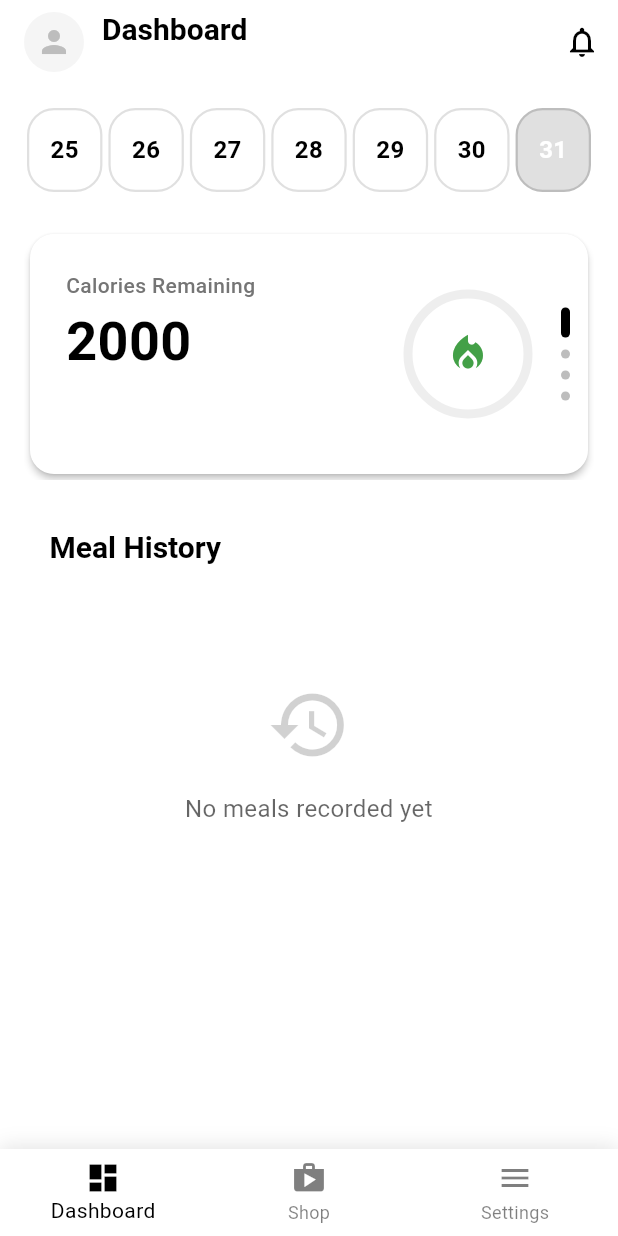
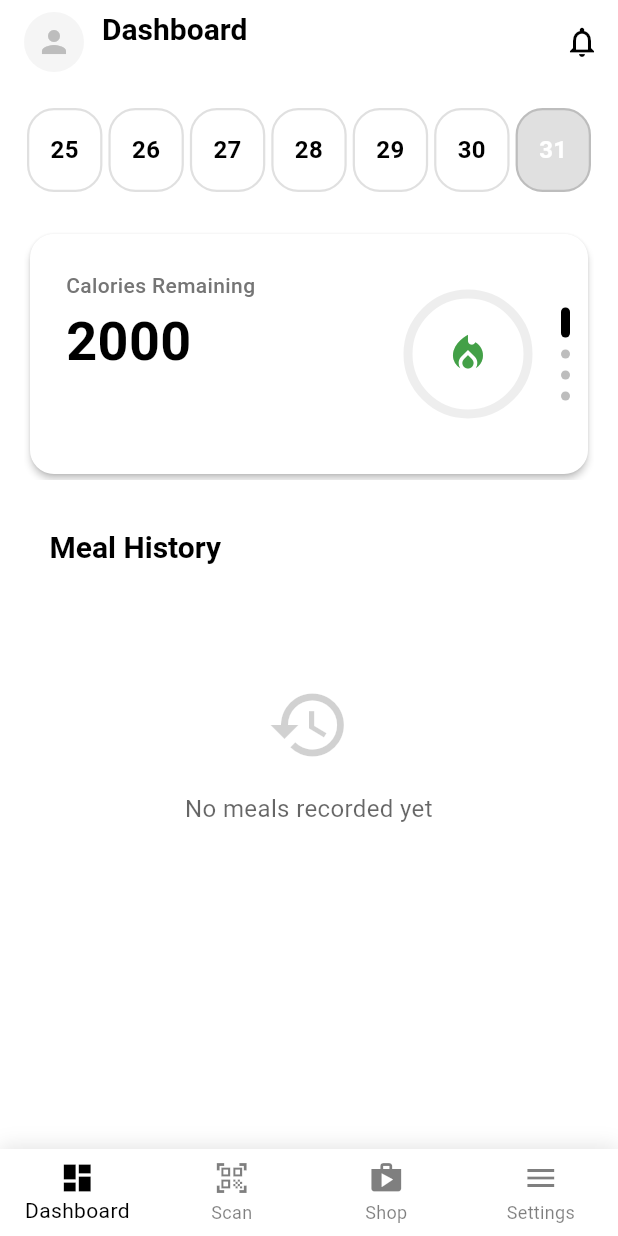
Before and after one commit to AAAxis/foodiex, a Flutter app: the MainTabScreen screen opened directly, on a phone screen of 412 x 824 dp. Run offline on Flutter 3.47's test engine with Material 3 defaults, Android fonts, the light colour scheme and no system bars; our stand-ins replace cached_network_image, camera, cloud_firestore, easy_localization, firebase_auth, firebase_core and 12 more; missing offline and left inert: health, purchases_flutter, purchases_ui_flutter; accounts and stored records are empty.

Commit message:
freesCANS

```diff
--- a/assets/translations/en.json
+++ b/assets/translations/en.json
@@ -275,6 +275,7 @@
     "goals_updated": "Goals updated successfully",
     "goals_error": "Error updating goals",
     "nav_home": "Home",
+    "analyzing": "Analyzing...",
     "nav_add": "Scan",
     "nav_roadmap": "Roadmap",
     "nav_settings": "Settings",
--- a/assets/translations/he.json
+++ b/assets/translations/he.json
@@ -8,6 +8,7 @@
     "enter_birth_date": "הזן את תאריך הלידה שלך",
     "select_gender": "מה המגדר שלך?",
     "select_gender_subtitle": "בחר את המגדר שלך",
+      "analyzing": "מנתח...",
     "gender_male": "זכר",
     "gender_female": "נקבה",
     "gender_other": "אחר",
--- a/assets/translations/ru.json
+++ b/assets/translations/ru.json
@@ -9,6 +9,7 @@
     "gender_female": "Женский",
     "gender_other": "Другой",
     "select_goal": "Какова ваша основная цель?",
+      "analyzing": "Анализ...",
     "select_goal_subtitle": "Выберите вашу основную цель фитнеса",
     "goal_lose_weight": "Сбросить вес",
     "goal_maintain_weight": "Поддерживать вес",
--- a/lib/dashboard/upload_history.dart
+++ b/lib/dashboard/upload_history.dart
@@ -246,7 +246,7 @@ class _MealHistoryState extends State<MealHistory> {
                                       children: [
                                         Expanded(
                                           child: Text(
-                                            'Analyzing...',
+                                            'dashboard.analyzing'.tr(),
                                             style: Theme.of(context)
                                                 .textTheme
                                                 .titleMedium
--- a/lib/dashboard/welcome_section.dart
+++ b/lib/dashboard/welcome_section.dart
@@ -64,6 +64,11 @@ class _WelcomeSectionState extends State<WelcomeSection>
     'steps': 8000,
     'sleep_hours': 7.5,
   };
+
+  // Animation flags
+  bool _hasAnimatedCalories = false;
+  bool _hasAnimatedSteps = false;
+  bool _hasAnimatedSleep = false;
 
   @override
   void initState() {
@@ -289,6 +294,16 @@ class _WelcomeSectionState extends State<WelcomeSection>
                                           subTextColor,
                                           isDark,
                                         ),
+                                        _buildMacrosCard(
+                                          widget.macros,
+                                          widget.proteinGoal,
+                                          widget.carbsGoal,
+                                          widget.fatsGoal,
+                                          cardColor,
+                                          textColor,
+                                          subTextColor,
+                                          isDark,
+                                        ),
                                         _buildStepsCard(
                                           stats['steps'] as int,
                                           cardColor,
@@ -304,16 +319,6 @@ class _WelcomeSectionState extends State<WelcomeSection>
                                               (isDark
                                                   ? Colors.grey[400]
                                                   : Colors.grey[600]),
-                                          isDark,
-                                        ),
-                                        _buildMacrosCard(
-                                          widget.macros,
-                                          widget.proteinGoal,
-                                          widget.carbsGoal,
-                                          widget.fatsGoal,
-                                          cardColor,
-                                          textColor,
-                                          subTextColor,
                                           isDark,
                                         ),
                                       ],
@@ -410,10 +415,16 @@ class _WelcomeSectionState extends State<WelcomeSection>
                     ),
                   ),
                   const SizedBox(height: 8),
-                  TweenAnimationBuilder<double>(
+                  !_hasAnimatedCalories
+                      ? TweenAnimationBuilder<double>(
                           duration: const Duration(milliseconds: 1000),
                           tween: Tween(begin: 0, end: caloriesRemaining.abs()),
                           curve: Curves.easeOutCubic,
+                          onEnd: () {
+                            setState(() {
+                              _hasAnimatedCalories = true;
+                            });
+                          },
                           builder: (context, value, child) {
                             return Text(
                               value.toStringAsFixed(0),
@@ -425,6 +436,15 @@ class _WelcomeSectionState extends State<WelcomeSection>
                               ),
                             );
                           },
+                        )
+                      : Text(
+                          caloriesRemaining.abs().toStringAsFixed(0),
+                          style: TextStyle(
+                            fontSize: 36,
+                            fontWeight: FontWeight.bold,
+                            color: textColor,
+                            height: 1.1,
+                          ),
                         ),
                 ],
               ),
@@ -540,10 +560,16 @@ class _WelcomeSectionState extends State<WelcomeSection>
                     ),
                   ),
                   const SizedBox(height: 8),
-                  TweenAnimationBuilder<int>(
+                  !_hasAnimatedSteps
+                      ? TweenAnimationBuilder<int>(
                           duration: const Duration(milliseconds: 1200),
                           tween: IntTween(begin: 0, end: steps),
                           curve: Curves.easeOutCubic,
+                          onEnd: () {
+                            setState(() {
+                              _hasAnimatedSteps = true;
+                            });
+                          },
                           builder: (context, value, child) {
                             return Text(
                               value.toString(),
@@ -555,6 +581,15 @@ class _WelcomeSectionState extends State<WelcomeSection>
                               ),
                             );
                           },
+                        )
+                      : Text(
+                          steps.toString(),
+                          style: TextStyle(
+                            fontSize: 36,
+                            fontWeight: FontWeight.bold,
+                            color: textColor,
+                            height: 1.1,
+                          ),
                         ),
                 ],
               ),
@@ -664,10 +699,16 @@ class _WelcomeSectionState extends State<WelcomeSection>
                     ),
                   ),
                   const SizedBox(height: 8),
-                  TweenAnimationBuilder<double>(
+                  !_hasAnimatedSleep
+                      ? TweenAnimationBuilder<double>(
                           duration: const Duration(milliseconds: 1400),
                           tween: Tween(begin: 0.0, end: sleepHours),
                           curve: Curves.easeOutCubic,
+                          onEnd: () {
+                            setState(() {
+                              _hasAnimatedSleep = true;
+                            });
+                          },
                           builder: (context, value, child) {
                             return Text(
                               '${value.toStringAsFixed(1)}h',
@@ -679,6 +720,15 @@ class _WelcomeSectionState extends State<WelcomeSection>
                               ),
                             );
                           },
+                        )
+                      : Text(
+                          '${sleepHours.toStringAsFixed(1)}h',
+                          style: TextStyle(
+                            fontSize: 36,
+                            fontWeight: FontWeight.bold,
+                            color: textColor,
+                            height: 1.1,
+                          ),
                         ),
                 ],
               ),
--- a/lib/main.dart
+++ b/lib/main.dart
@@ -35,15 +35,12 @@ Future<void> triggerCameraAccess(BuildContext context) async {
       final hasUsedFreeScan = await _checkIfUserHasUsedFreeScan();
       if (hasUsedFreeScan) {
         print('🔒 No active subscription and free scan already used, showing paywall...');
-
         // Check if user has used a referral code for metadata tracking
         final prefs = await SharedPreferences.getInstance();
         final hasUsedReferralCode = prefs.getBool('has_used_referral_code') ?? false;
         final referralCode = prefs.getString('referral_code') ?? 'none';
-
-        // Always show the same paywall flow regardless of referral code
-        // First try the default "Sale" offering
-        final purchased = await PaywallService.showPaywall(
+        // Show only the default paywall, no fallback
+        await PaywallService.showPaywall(
           context,
           forceCloseOnRestore: true,
           metadata: {
@@ -51,22 +48,7 @@ Future<void> triggerCameraAccess(BuildContext context) async {
             'source': 'camera_access_paywall',
           },
         );
-        if (!purchased) {
-          // User cancelled the Sale paywall, show Offer paywall as fallback
-          print('💡 User closed Sale paywall, showing Offer paywall as fallback...');
-          await PaywallService.showPaywall(
-            context,
-            offeringId: 'Offer',
-            forceCloseOnRestore: true,
-            metadata: {
-              'referral_code_used': hasUsedReferralCode ? referralCode : 'none',
-              'source': 'fallback_after_sale_paywall',
-            },
-          );
-        }
-
         // Always navigate to dashboard regardless of purchase result
-        // Add a small delay to ensure paywall is fully dismissed
         await Future.delayed(const Duration(milliseconds: 100));
         if (context.mounted) {
           Navigator.of(context).pushAndRemoveUntil(
@@ -233,7 +215,7 @@ Future<bool> _checkIfUserHasUsedFreeScan() async {
     if (user == null) {
       // If user is not logged in, check local storage for any meals
       final localMeals = await Meal.loadFromLocalStorage();
-      final hasUsedFreeScan = localMeals.isNotEmpty;
+      final hasUsedFreeScan = localMeals.length >= 2; // Allow 2 free scans by default
       print('🔍 Free scan check for non-authenticated user: hasUsed=$hasUsedFreeScan (${localMeals.length} local meals)');
       return hasUsedFreeScan;
     }
@@ -242,11 +224,11 @@ Future<bool> _checkIfUserHasUsedFreeScan() async {
     final snapshot = await FirebaseFirestore.instance
         .collection('analyzed_meals')
         .where('userId', isEqualTo: user.uid)
-        .limit(1)
+        .limit(2)
         .get();
 
-    final hasUsedFreeScan = snapshot.docs.isNotEmpty;
-    print('🔍 Free scan check for user ${user.uid}: hasUsed=$hasUsedFreeScan');
+    final hasUsedFreeScan = snapshot.docs.length >= 2; // Allow 2 free scans by default
+    print('🔍 Free scan check for user ${user.uid}: hasUsed=$hasUsedFreeScan (${snapshot.docs.length} meals)');
     return hasUsedFreeScan;
   } catch (e) {
     print('❌ Error checking free scan usage: $e');
@@ -383,8 +365,13 @@ class _MainTabScreenState extends State<MainTabScreen> {
   }
 
   void _onTabTapped(int index) async {
+    // If scan button (index 1) is tapped, trigger scan and do not change tab
+    if (index == 1) {
+      await triggerCameraAccess(context);
+      return;
+    }
     // Special handling for settings tab when user is not authenticated
-    if (index == 2) {
+    if (index == 3) {
       final user = FirebaseAuth.instance.currentUser;
       if (user == null) {
         // Navigate to login screen with replacement
@@ -394,7 +381,6 @@ class _MainTabScreenState extends State<MainTabScreen> {
         return; // Don't update the current index
       }
     }
-
     setState(() {
       _currentIndex = index;
     });
@@ -405,9 +391,9 @@ class _MainTabScreenState extends State<MainTabScreen> {
     Widget body;
     if (_currentIndex == 0) {
       body = DashboardScreen(key: dashboardKey, isAnalyzing: _isAnalyzing);
-    } else if (_currentIndex == 1) {
+    } else if (_currentIndex == 2) {
       body = ShopScreen();
-    } else if (_currentIndex == 2) {
+    } else if (_currentIndex == 3) {
       body = SettingsScreen();
     } else {
       body = Container(); // Placeholder for other tabs
@@ -429,7 +415,8 @@ class _MainTabScreenState extends State<MainTabScreen> {
           ],
         ),
         child: BottomNavigationBar(
-          currentIndex: _currentIndex,
+          type: BottomNavigationBarType.fixed,
+          currentIndex: _currentIndex > 1 ? _currentIndex : _currentIndex, // keep index logic
           onTap: _onTabTapped,
           backgroundColor: Colors.transparent,
           elevation: 0,
@@ -439,6 +426,10 @@ class _MainTabScreenState extends State<MainTabScreen> {
             BottomNavigationBarItem(
               icon: Icon(Icons.dashboard),
               label: 'navbar.dashboard'.tr(),
+            ),
+            BottomNavigationBarItem(
+              icon: Icon(Icons.qr_code_scanner),
+              label: 'navbar.scan'.tr(),
             ),
             BottomNavigationBarItem(
               icon: Icon(Icons.shop),
--- a/lib/meal_analysis.dart
+++ b/lib/meal_analysis.dart
@@ -508,7 +508,7 @@ class MealAnalysisResult {
 class ImageService {
   static final _storage = FirebaseStorage.instance;
   static const _functionUrl =
-      'https://analyze-meal-image-7jk47pqmda-uc.a.run.app';
+      'https://us-central1-bankapp-9798a.cloudfunctions.net/analyze_meal_image';
 
   // Note: This service supports both authenticated and non-authenticated users
   // - Authenticated users: Images are uploaded to Firebase Storage and URL is sent to cloud function
```
Also changed, not shown: lib/wizard/congratulations_screen.dart (+35 -29 lines), lib/wizard/health_screen.dart (+90 -37 lines), firebase.json, 105 other files. Lines whose indentation alone changed are shown as unchanged.
